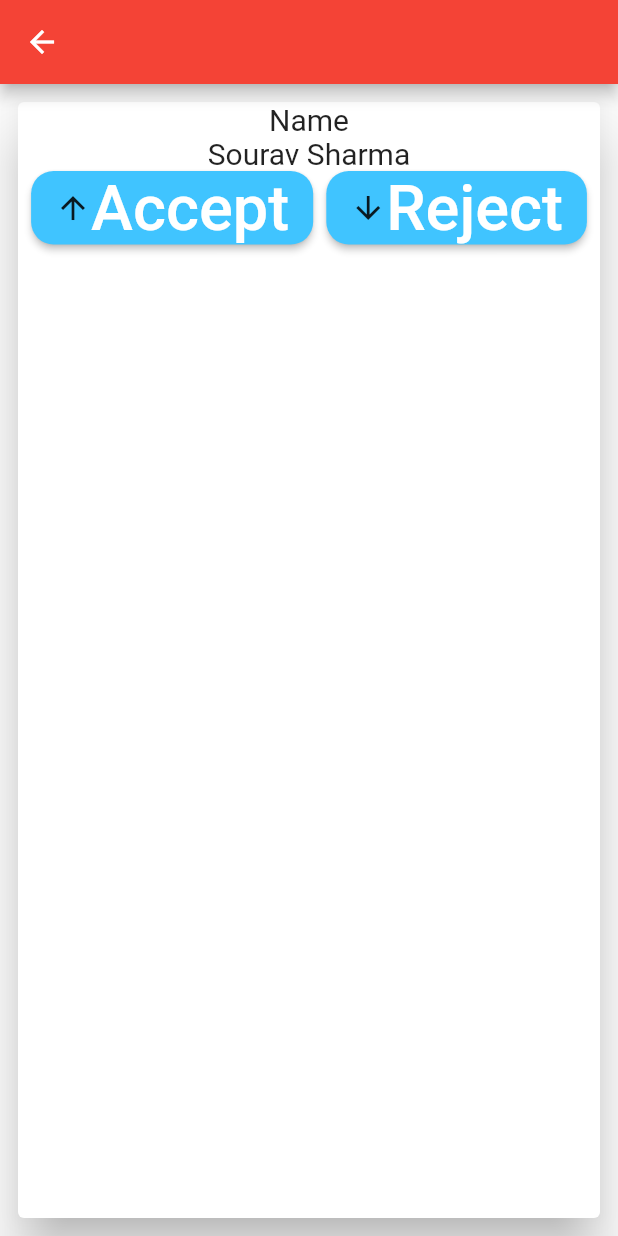
After one commit to souravgopal25/ap_ps_side, a Flutter app: the CaseDetail screen opened directly, on a phone screen of 412 x 824 dp. The commit adds this screen. Run offline on Flutter 3.47's test engine with Material 2 defaults, Android fonts, the phone set to English and light mode, and no system bars; our stand-ins replace carousel_slider, cloud_firestore, file_picker, firebase_auth, firebase_core; missing offline and left inert: barcode_scan; accounts and stored records are empty; network calls fail.

Commit message:
bugs_fixed

```diff
--- a/lib/main.dart
+++ b/lib/main.dart
@@ -1,6 +1,9 @@
+import 'package:ap_ps_side/admin/admin_homepage.dart';
 import 'package:ap_ps_side/page/alerts.dart';
+import 'package:ap_ps_side/page/case_detail.dart';
 import 'package:ap_ps_side/page/dashboard.dart';
 import 'package:ap_ps_side/page/login_page.dart';
+import 'package:ap_ps_side/page/qrcode_scanner.dart';
 import 'package:ap_ps_side/page/splash_screen.dart';
 import 'package:ap_ps_side/police_account/police_signup_page1.dart';
 import 'package:flutter/material.dart';
@@ -15,7 +18,7 @@ void main() {
       primarySwatch: Colors.red,
       visualDensity: VisualDensity.adaptivePlatformDensity,
     ),
-    home: MyHome(),
+    home: AdminDashboard(),
   ));
 }
 
--- /dev/null
+++ b/lib/page/case_detail.dart
@@ -0,0 +1,81 @@
+import 'package:flutter/material.dart';
+
+class CaseDetail extends StatelessWidget {
+  const CaseDetail({Key key}) : super(key: key);
+
+  @override
+  Widget build(BuildContext context) {
+    return Scaffold(
+      appBar: AppBar(),
+      body: Padding(
+        padding: const EdgeInsets.all(8.0),
+        child: Container(
+          width: MediaQuery.of(context).size.width,
+          child: Card(
+            elevation: 15,
+            child: Column(
+              mainAxisAlignment: MainAxisAlignment.start,
+              children: <Widget>[
+                Text(
+                  "Name",
+                  style: TextStyle(fontSize: 20),
+                ),
+                Text("Sourav Sharma",
+                    style: TextStyle(
+                      fontSize: 20,
+                    )),
+                Row(
+                  mainAxisAlignment: MainAxisAlignment.spaceEvenly,
+                  children: <Widget>[
+                    ButtonTheme(
+                      buttonColor: Colors.lightBlueAccent,
+                      splashColor: Colors.red,
+                      minWidth: 100,
+                      height: MediaQuery.of(context).size.height * 0.05,
+                      child: RaisedButton(
+                        shape: RoundedRectangleBorder(
+                            borderRadius: BorderRadius.circular(15.0)),
+                        onPressed: () {},
+                        child: Row(
+                          children: [
+                            Icon(Icons.arrow_upward),
+                            Text(
+                              "Accept",
+                              style:
+                                  TextStyle(color: Colors.white, fontSize: 42),
+                            ),
+                          ],
+                        ),
+                      ),
+                    ),
+                    ButtonTheme(
+                      buttonColor: Colors.lightBlueAccent,
+                      splashColor: Colors.red,
+                      minWidth: 100,
+                      height: MediaQuery.of(context).size.height * 0.05,
+                      child: RaisedButton(
+                        shape: RoundedRectangleBorder(
+                            borderRadius: BorderRadius.circular(15.0)),
+                        onPressed: () {},
+                        child: Row(
+                          children: [
+                            Icon(Icons.arrow_downward),
+                            Text(
+                              "Reject",
+                              style:
+                                  TextStyle(color: Colors.white, fontSize: 42),
+                            ),
+                          ],
+                        ),
+                      ),
+                    ),
+                  ],
+                )
+              ],
+            ),
+          ),
+        ),
+      ),
+    );
+  }
+}
--- a/pubspec.yaml
+++ b/pubspec.yaml
@@ -36,7 +36,7 @@ dependencies:
   carousel_slider: ^2.2.1
   intl: ^0.16.1
   file_picker: ^2.0.0
-  barcode_scan:
+  barcode_scan: ^1.0.0
 
 dev_dependencies:
   flutter_test:
```
Also changed, not shown: lib/admin/admin_homepage.dart (+15 -47 lines), lib/admin/navigation_pane_admin.dart (+2 -15 lines), lib/models/police_acc.dart (added, +117 -0 lines), lib/page/qrcode_scanner.dart (+8 -14 lines), lib/police_account/police_signup_page1.dart (+11 -2 lines), lib/police_account/police_signup_page2.dart (+9 -11 lines), pubspec.lock.
